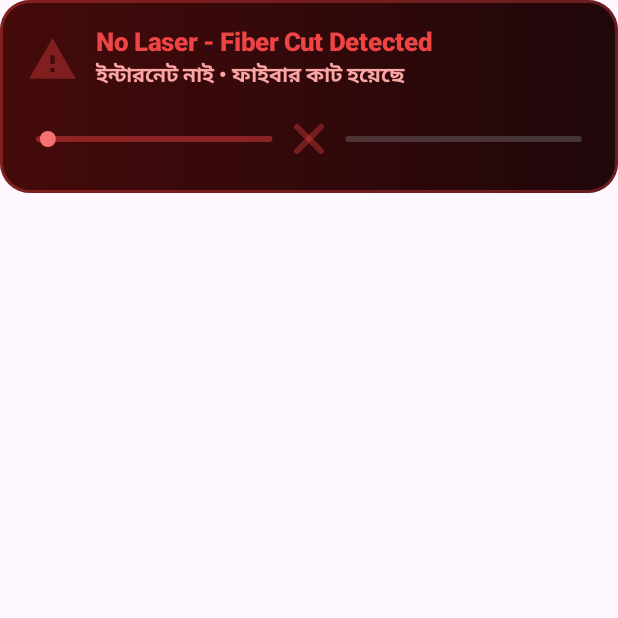
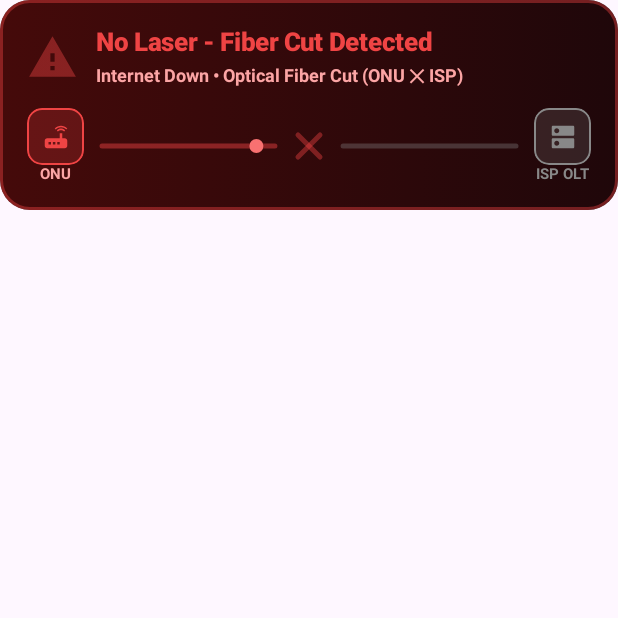
Before and after one commit to mamavhuk1-bit/plusnet, an Android app built with Jetpack Compose: the composable AnimatedNetworkStatusCard called with sample values from the repository, on a phone screen of 412 x 824 dp, the top half of it. Run offline under Robolectric (Android 15) with nearby library versions, the phone set to English and light mode, and no system bars.

Commit message:
v3.7: Optical Fiber ONU <-> ISP live laser flow animation in English

```diff
--- a/app/src/main/java/com/plusnet/care/MainActivity.kt
+++ b/app/src/main/java/com/plusnet/care/MainActivity.kt
@@ -1631,29 +1631,29 @@ fun PlusnetGreenLogo(size: androidx.compose.ui.unit.Dp) {
 
 @Composable
 fun AnimatedNetworkStatusCard(isOnline: Boolean, theme: AppThemeConfig) {
-    val infiniteTransition = rememberInfiniteTransition(label = "netStatusAnim")
+    val infiniteTransition = rememberInfiniteTransition(label = "fiberStatusAnim")
     val pulse by infiniteTransition.animateFloat(
         initialValue = 0f,
         targetValue = 1f,
         animationSpec = infiniteRepeatable(
-            animation = tween(1300, easing = LinearEasing),
+            animation = tween(1400, easing = LinearEasing),
             repeatMode = RepeatMode.Restart
         ),
-        label = "wavePulse"
+        label = "laserFlow"
     )
     val blinkAlpha by infiniteTransition.animateFloat(
-        initialValue = 0.35f,
+        initialValue = 0.4f,
         targetValue = 1f,
         animationSpec = infiniteRepeatable(
             animation = tween(650, easing = FastOutSlowInEasing),
             repeatMode = RepeatMode.Reverse
         ),
-        label = "alertBlink"
+        label = "nodeBlink"
     )
 
     if (isOnline) {
         val onlineGreen = Color(0xFF10B981)
-        val wifiCyan = Color(0xFF38BDF8)
+        val fiberCyan = Color(0xFF38BDF8)
         Column(
             modifier = Modifier
                 .fillMaxWidth()
@@ -1675,7 +1675,7 @@ fun AnimatedNetworkStatusCard(isOnline: Boolean, theme: AppThemeConfig) {
                     Row(verticalAlignment = Alignment.CenterVertically) {
                         Box(
                             modifier = Modifier
-                                .size(12.dp)
+                                .size(11.dp)
                                 .scale(0.85f + (blinkAlpha * 0.3f))
                                 .clip(CircleShape)
                                 .background(onlineGreen)
@@ -1684,61 +1684,123 @@ fun AnimatedNetworkStatusCard(isOnline: Boolean, theme: AppThemeConfig) {
                         Text(
                             text = "ONLINE",
                             color = onlineGreen,
-                            fontSize = 26.sp,
+                            fontSize = 24.sp,
                             fontWeight = FontWeight.ExtraBold,
                             letterSpacing = 1.2.sp
                         )
                     }
                     Spacer(modifier = Modifier.height(4.dp))
                     Text(
-                        text = "ইন্টারনেট চলছে • হাই-স্পিড কানেকশন সচল",
+                        text = "Optical Fiber Link Active • Internet Running",
                         color = Color.White,
-                        fontSize = 13.sp,
+                        fontSize = 12.sp,
                         fontWeight = FontWeight.SemiBold
                     )
                 }
 
-                // Animated 6GHz Wi-Fi Signal Wave Canvas
-                Canvas(modifier = Modifier.size(64.dp)) {
-                    val cx = size.width / 2f
-                    val cy = size.height * 0.78f
-                    drawCircle(color = onlineGreen, radius = 7f, center = Offset(cx, cy))
-
-                    for (ring in 1..3) {
-                        val animProgress = ((pulse + (ring * 0.3f)) % 1f)
-                        val radius = 16f * ring + (animProgress * 6f)
-                        val alpha = (1f - (ring * 0.22f)) * (0.5f + 0.5f * blinkAlpha)
-                        drawArc(
-                            color = wifiCyan.copy(alpha = alpha.coerceIn(0.15f, 1f)),
-                            startAngle = 225f,
-                            sweepAngle = 90f,
-                            useCenter = false,
-                            topLeft = Offset(cx - radius, cy - radius),
-                            size = Size(radius * 2f, radius * 2f),
-                            style = Stroke(width = 5f, cap = StrokeCap.Round)
-                        )
-                    }
+                Surface(
+                    color = onlineGreen.copy(alpha = 0.18f),
+                    shape = RoundedCornerShape(8.dp)
+                ) {
+                    Text(
+                        text = "PON UP",
+                        color = onlineGreen,
+                        fontWeight = FontWeight.ExtraBold,
+                        fontSize = 11.sp,
+                        modifier = Modifier.padding(horizontal = 10.dp, vertical = 5.dp)
+                    )
                 }
             }
 
             Spacer(modifier = Modifier.height(14.dp))
+
+            // Live ONU <==> ISP Optical Fiber Laser Flow Animation
+            Row(
+                modifier = Modifier.fillMaxWidth(),
+                verticalAlignment = Alignment.CenterVertically
+            ) {
+                // ONU Node
+                Column(horizontalAlignment = Alignment.CenterHorizontally) {
+                    Box(
+                        modifier = Modifier
+                            .size(40.dp)
+                            .clip(RoundedCornerShape(10.dp))
+                            .background(onlineGreen.copy(alpha = 0.2f))
+                            .border(1.dp, onlineGreen, RoundedCornerShape(10.dp)),
+                        contentAlignment = Alignment.Center
+                    ) {
+                        Icon(Icons.Default.Router, contentDescription = "ONU", tint = onlineGreen, modifier = Modifier.size(22.dp))
+                    }
+                    Spacer(modifier = Modifier.height(4.dp))
+                    Text("ONU", color = Color.White, fontSize = 10.sp, fontWeight = FontWeight.Bold)
+                }
+
+                // Animated Fiber Line between ONU and ISP
+                Canvas(
+                    modifier = Modifier
+                        .weight(1f)
+                        .height(36.dp)
+                        .padding(horizontal = 8.dp)
+                ) {
+                    val midY = size.height / 2f
+                    val startX = 6f
+                    val endX = size.width - 6f
+                    val span = endX - startX
+
+                    // Base Optical Fiber Core Line
+                    drawLine(
+                        color = onlineGreen.copy(alpha = 0.35f),
+                        start = Offset(startX, midY),
+                        end = Offset(endX, midY),
+                        strokeWidth = 5f,
+                        cap = StrokeCap.Round
+                    )
+
+                    // Downstream Laser Pulse (ISP -> ONU)
+                    val downX = endX - (span * pulse)
+                    drawCircle(color = fiberCyan, radius = 7f, center = Offset(downX, midY))
+                    drawCircle(color = fiberCyan.copy(alpha = 0.35f), radius = 13f, center = Offset(downX, midY))
+
+                    // Upstream Laser Pulse (ONU -> ISP)
+                    val upX = startX + (span * pulse)
+                    drawCircle(color = onlineGreen, radius = 6f, center = Offset(upX, midY))
+                }
+
+                // ISP OLT Server Node
+                Column(horizontalAlignment = Alignment.CenterHorizontally) {
+                    Box(
+                        modifier = Modifier
+                            .size(40.dp)
+                            .clip(RoundedCornerShape(10.dp))
+                            .background(fiberCyan.copy(alpha = 0.2f))
+                            .border(1.dp, fiberCyan, RoundedCornerShape(10.dp)),
+                        contentAlignment = Alignment.Center
+                    ) {
+                        Icon(Icons.Default.Dns, contentDescription = "ISP", tint = fiberCyan, modifier = Modifier.size(22.dp))
+                    }
+                    Spacer(modifier = Modifier.height(4.dp))
+                    Text("ISP OLT", color = Color.White, fontSize = 10.sp, fontWeight = FontWeight.Bold)
+                }
+            }
+
+            Spacer(modifier = Modifier.height(12.dp))
             Row(
                 modifier = Modifier.fillMaxWidth(),
                 horizontalArrangement = Arrangement.spacedBy(10.dp)
             ) {
                 Surface(
-                    color = wifiCyan.copy(alpha = 0.16f),
+                    color = fiberCyan.copy(alpha = 0.16f),
                     shape = RoundedCornerShape(10.dp),
                     modifier = Modifier.weight(1f)
                 ) {
                     Row(
-                        modifier = Modifier.padding(horizontal = 12.dp, vertical = 8.dp),
+                        modifier = Modifier.padding(horizontal = 10.dp, vertical = 8.dp),
                         verticalAlignment = Alignment.CenterVertically,
                         horizontalArrangement = Arrangement.Center
                     ) {
-                        Icon(Icons.Default.Wifi, contentDescription = null, tint = wifiCyan, modifier = Modifier.size(16.dp))
+                        Icon(Icons.Default.SettingsInputHdmi, contentDescription = null, tint = fiberCyan, modifier = Modifier.size(16.dp))
                         Spacer(modifier = Modifier.width(6.dp))
-                        Text("Wi-Fi Signal: 6GHz", color = wifiCyan, fontWeight = FontWeight.Bold, fontSize = 12.sp)
+                        Text("Fiber: GPON Active", color = fiberCyan, fontWeight = FontWeight.Bold, fontSize = 12.sp)
                     }
                 }
 
@@ -1748,7 +1810,7 @@ fun AnimatedNetworkStatusCard(isOnline: Boolean, theme: AppThemeConfig) {
                     modifier = Modifier.weight(1f)
                 ) {
                     Row(
-                        modifier = Modifier.padding(horizontal = 12.dp, vertical = 8.dp),
+                        modifier = Modifier.padding(horizontal = 10.dp, vertical = 8.dp),
                         verticalAlignment = Alignment.CenterVertically,
                         horizontalArrangement = Arrangement.Center
                     ) {
@@ -1793,9 +1855,9 @@ fun AnimatedNetworkStatusCard(isOnline: Boolean, theme: AppThemeConfig) {
                     )
                     Spacer(modifier = Modifier.height(4.dp))
                     Text(
-                        text = "ইন্টারনেট নাই • ফাইবার কাট হয়েছে",
+                        text = "Internet Down • Optical Fiber Cut (ONU ✕ ISP)",
                         color = Color(0xFFFCA5A5),
-                        fontSize = 14.sp,
+                        fontSize = 12.sp,
                         fontWeight = FontWeight.Bold
                     )
                 }
@@ -1803,50 +1865,83 @@ fun AnimatedNetworkStatusCard(isOnline: Boolean, theme: AppThemeConfig) {
 
             Spacer(modifier = Modifier.height(14.dp))
 
-            // Animated Broken Optical Fiber Laser Canvas
-            Canvas(modifier = Modifier.fillMaxWidth().height(36.dp)) {
+            Row(
+                modifier = Modifier.fillMaxWidth(),
+                verticalAlignment = Alignment.CenterVertically
+            ) {
+                Column(horizontalAlignment = Alignment.CenterHorizontally) {
+                    Box(
+                        modifier = Modifier
+                            .size(38.dp)
+                            .clip(RoundedCornerShape(10.dp))
+                            .background(alertRed.copy(alpha = 0.2f))
+                            .border(1.dp, alertRed, RoundedCornerShape(10.dp)),
+                        contentAlignment = Alignment.Center
+                    ) {
+                        Icon(Icons.Default.Router, contentDescription = "ONU", tint = alertRed, modifier = Modifier.size(20.dp))
+                    }
+                    Text("ONU", color = Color(0xFFFCA5A5), fontSize = 10.sp, fontWeight = FontWeight.Bold)
+                }
+
+                Canvas(
+                    modifier = Modifier
+                        .weight(1f)
+                        .height(36.dp)
+                        .padding(horizontal = 8.dp)
+                ) {
                     val midY = size.height / 2f
-                val leftEnd = size.width * 0.43f
-                val rightStart = size.width * 0.57f
+                    val leftEnd = size.width * 0.42f
+                    val rightStart = size.width * 0.58f
                     val centerX = size.width / 2f
 
-                // Left Optical Fiber Segment
                     drawLine(
                         color = alertRed.copy(alpha = 0.45f),
-                    start = Offset(12f, midY),
+                        start = Offset(6f, midY),
                         end = Offset(leftEnd, midY),
-                    strokeWidth = 6f,
+                        strokeWidth = 5f,
                         cap = StrokeCap.Round
                     )
-                // Traveling Broken Laser Dot on Left Fiber
-                val dotX = 12f + (leftEnd - 12f) * pulse
-                drawCircle(color = Color(0xFFF87171), radius = 8f, center = Offset(dotX, midY))
-
-                // Right Optical Fiber Segment (Dead / Dimmed)
+                    val dotX = 6f + (leftEnd - 6f) * pulse
+                    drawCircle(color = Color(0xFFF87171), radius = 7f, center = Offset(dotX, midY))
+
                     drawLine(
                         color = Color.Gray.copy(alpha = 0.35f),
                         start = Offset(rightStart, midY),
-                    end = Offset(size.width - 12f, midY),
-                    strokeWidth = 6f,
+                        end = Offset(size.width - 6f, midY),
+                        strokeWidth = 5f,
                         cap = StrokeCap.Round
                     )
 
-                // Blinking Red Cut Cross (X) in the Middle
-                val crossSize = 12f
+                    val crossSize = 11f
                     drawLine(
                         color = alertRed.copy(alpha = blinkAlpha),
                         start = Offset(centerX - crossSize, midY - crossSize),
                         end = Offset(centerX + crossSize, midY + crossSize),
-                    strokeWidth = 6f,
+                        strokeWidth = 5f,
                         cap = StrokeCap.Round
                     )
                     drawLine(
                         color = alertRed.copy(alpha = blinkAlpha),
                         start = Offset(centerX + crossSize, midY - crossSize),
                         end = Offset(centerX - crossSize, midY + crossSize),
-                    strokeWidth = 6f,
+                        strokeWidth = 5f,
                         cap = StrokeCap.Round
                     )
+                }
+
+                Column(horizontalAlignment = Alignment.CenterHorizontally) {
+                    Box(
+                        modifier = Modifier
+                            .size(38.dp)
+                            .clip(RoundedCornerShape(10.dp))
+                            .background(Color.Gray.copy(alpha = 0.2f))
+                            .border(1.dp, Color.Gray, RoundedCornerShape(10.dp)),
+                        contentAlignment = Alignment.Center
+                    ) {
+                        Icon(Icons.Default.Dns, contentDescription = "ISP", tint = Color.Gray, modifier = Modifier.size(20.dp))
+                    }
+                    Text("ISP OLT", color = Color.Gray, fontSize = 10.sp, fontWeight = FontWeight.Bold)
+                }
             }
         }
     }
```
Lines whose indentation alone changed are shown as unchanged.
